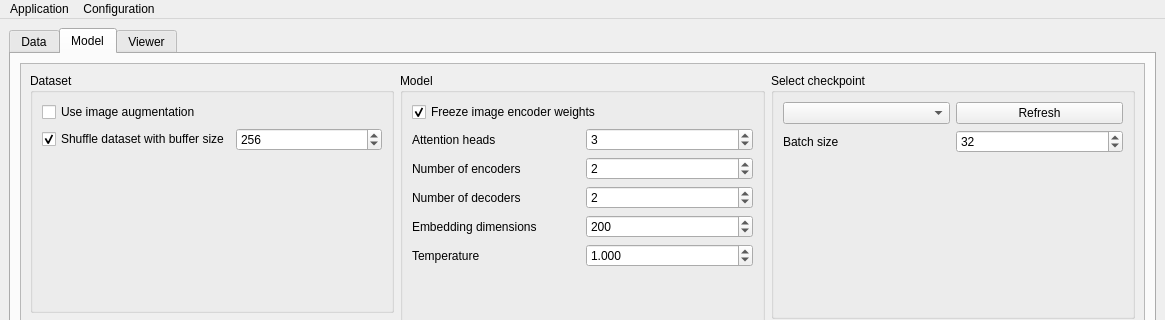
Qt form XREPORT/app/assets/window_layout.ui (CTCycle/XREPORT-radiological-reports-generator) before a commit; both pictures show x 0 to 1165 and y 0 to 320 of the 1165 by 863 pixel window.
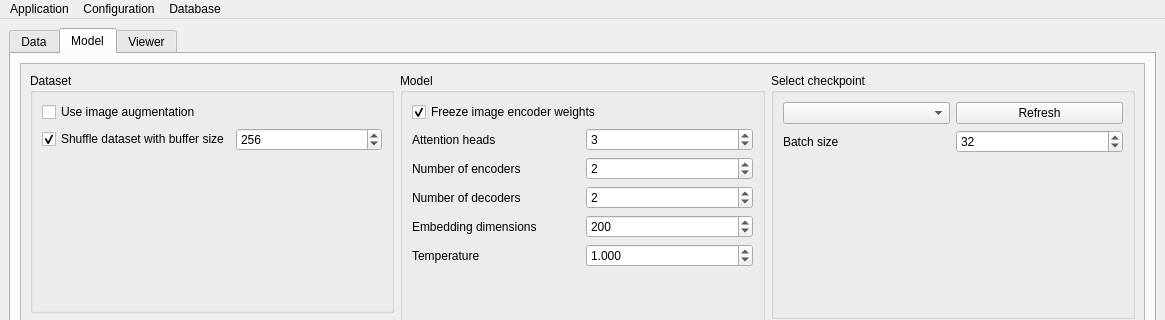
The same form after that commit. The open tabs and pages were chosen to show the change.

Commit message: added actions to delete and export all data from database

The edit to the form file:
```diff
--- a/XREPORT/app/assets/window_layout.ui
+++ b/XREPORT/app/assets/window_layout.ui
@@ -1214,8 +1214,16 @@
     <addaction name="actionSaveConfig"/>
     <addaction name="actionLoadConfig"/>
    </widget>
+   <widget class="QMenu" name="menuDatabase">
+    <property name="title">
+     <string>Database</string>
+    </property>
+    <addaction name="actionDeleteData"/>
+    <addaction name="actionExportData"/>
+   </widget>
    <addaction name="menuApplication"/>
    <addaction name="menuConfiguration"/>
+   <addaction name="menuDatabase"/>
   </widget>
   <widget class="QStatusBar" name="statusbar"/>
   <action name="actionReloadApp">
```
Left out of the diff: 12 changed lines with no effect on the pictures. The commit also changes 3 other files.
